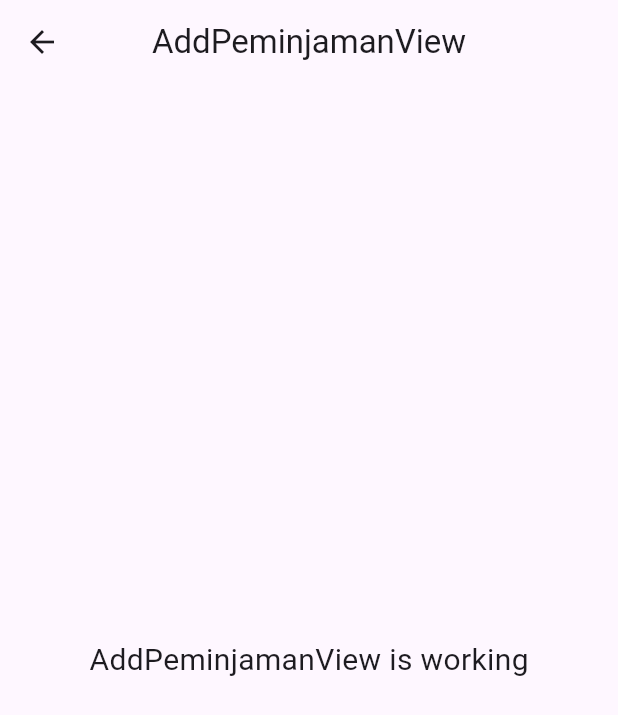
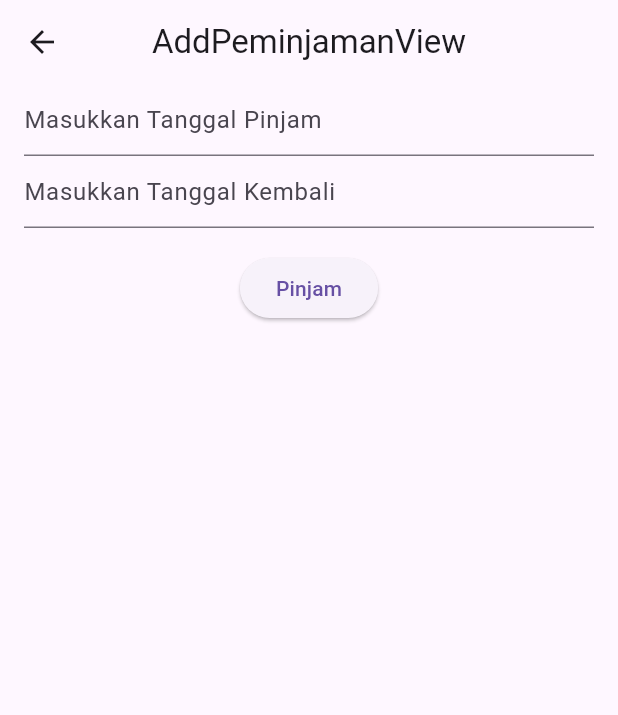
Before and after one commit to ashifaamirul/peminjam_perpustakaan_app, a Flutter app: the AddPeminjamanView screen opened by its route, on a phone screen of 412 x 824 dp. Shown: the top 715 px of the screen. Run offline on Flutter 3.47's test engine with Material 3 defaults, Android fonts, the phone set to English and light mode, and no system bars; our stand-ins replace dio, get, get_storage, pretty_dio_logger; accounts and stored records are empty.

Commit message:
second page

```diff
--- a/lib/app/modules/add_peminjaman/views/add_peminjaman_view.dart
+++ b/lib/app/modules/add_peminjaman/views/add_peminjaman_view.dart
@@ -9,16 +9,42 @@ class AddPeminjamanView extends GetView<AddPeminjamanController> {
   @override
   Widget build(BuildContext context) {
     return Scaffold(
-      appBar: AppBar(
-        title: const Text('AddPeminjamanView'),
-        centerTitle: true,
-      ),
-      body: const Center(
-        child: Text(
-          'AddPeminjamanView is working',
-          style: TextStyle(fontSize: 20),
+        appBar: AppBar(
+          title: const Text('AddPeminjamanView'),
+          centerTitle: true,
         ),
-      ),
-    );
+        body: Form(
+            key: controller.formKey,
+            child: Column(
+              children: [
+                TextFormField(
+                  controller: controller.tglPinjamController,
+                  decoration: InputDecoration(hintText: "Masukkan Tanggal Pinjam"),
+                  validator: (value) {
+                    if (value!.isEmpty) {
+                      return "Tanggal Pinjam tidak boleh kosong";
+                    }
+                    return null;
+                  },
+                ),
+                TextFormField(
+                  controller: controller.tglKembaliController,
+                  decoration: InputDecoration(hintText: "Masukkan Tanggal Kembali"),
+                  validator: (value) {
+                    if (value!.isEmpty) {
+                      return "Tanggal Kembali tidak boleh kosong";
+                    }
+                    return null;
+                  },
+                ),
+
+                Obx((){
+                  return controller.loading.value
+                      ? const CircularProgressIndicator()
+                      : ElevatedButton(onPressed: () => controller.post(), child: const Text('Pinjam'));
+                }).paddingOnly(top: 16)
+              ],
+            ).paddingOnly(left: 16, right: 16)
+        ));
   }
 }
--- a/lib/app/modules/home/views/home_view.dart
+++ b/lib/app/modules/home/views/home_view.dart
@@ -22,7 +22,7 @@ class HomeView extends GetView<HomeController> {
                 onPressed: () => Get.toNamed(Routes.BOOK),
                 child: const Text("List Buku")),
             ElevatedButton(
-                onPressed: () => Get.toNamed(Routes.BOOK),
+                onPressed: () => Get.toNamed(Routes.PEMINJAMAN),
                 child: const Text("List Peminjaman"))
           ],
         ),
--- a/lib/app/routes/app_routes.dart
+++ b/lib/app/routes/app_routes.dart
@@ -9,6 +9,7 @@ abstract class Routes {
   static const PEMINJAMAN = _Paths.PEMINJAMAN;
   static const ADD_PEMINJAMAN = _Paths.ADD_PEMINJAMAN;
   static const BOOK = _Paths.BOOK;
+  static const POST_PEMINJAMAN = _Paths.POST_PEMINJAMAN;
 }
 
 abstract class _Paths {
@@ -19,4 +20,5 @@ abstract class _Paths {
   static const PEMINJAMAN = '/peminjaman';
   static const ADD_PEMINJAMAN = '/add-peminjaman';
   static const BOOK = '/book';
+  static const POST_PEMINJAMAN = '/post-peminjaman';
 }
```
Also changed, not shown: lib/app/modules/add_peminjaman/controllers/add_peminjaman_controller.dart (+51 -0 lines), lib/app/modules/book/controllers/book_controller.dart (+26 -1 lines), lib/app/modules/book/views/book_view.dart (+21 -9 lines), lib/app/modules/peminjaman/controllers/peminjaman_controller.dart (+39 -1 lines), lib/app/modules/peminjaman/views/peminjaman_view.dart (+16 -9 lines).
